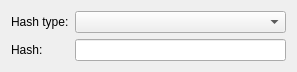
Above: ui/verificationadddlg.ui from KDE/kget before the change. Below: the same form after it.
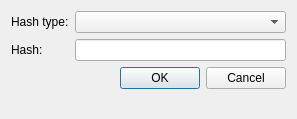
That is the form after the change. Custom widgets are drawn as their Qt base class.

Commit message: Port add dialog to QDialog and prettify VerificationDialog a bit (align elements)

The edit to the form file:
```diff
--- a/ui/verificationadddlg.ui
+++ b/ui/verificationadddlg.ui
@@ -7,7 +7,7 @@
     <x>0</x>
     <y>0</y>
     <width>297</width>
-    <height>63</height>
+    <height>119</height>
    </rect>
   </property>
   <layout class="QVBoxLayout" name="verticalLayout">
@@ -42,6 +42,13 @@
      </item>
     </layout>
    </item>
+   <item>
+    <widget class="QDialogButtonBox" name="buttonBox">
+     <property name="standardButtons">
+      <set>QDialogButtonBox::Cancel|QDialogButtonBox::Ok</set>
+     </property>
+    </widget>
+   </item>
    <item>
     <spacer name="verticalSpacer">
      <property name="orientation">
@@ -58,16 +65,16 @@
   </layout>
  </widget>
  <customwidgets>
-  <customwidget>
-   <class>KComboBox</class>
-   <extends>QComboBox</extends>
-   <header>kcombobox.h</header>
-  </customwidget>
   <customwidget>
    <class>KLineEdit</class>
    <extends>QLineEdit</extends>
    <header>klineedit.h</header>
   </customwidget>
+  <customwidget>
+   <class>KComboBox</class>
+   <extends>QComboBox</extends>
+   <header location="global">kcombobox.h</header>
+  </customwidget>
  </customwidgets>
  <tabstops>
   <tabstop>hashTypes</tabstop>
```
Left out of the diff: 2 changed lines with no effect on the pictures. The commit also changes 3 other files.
